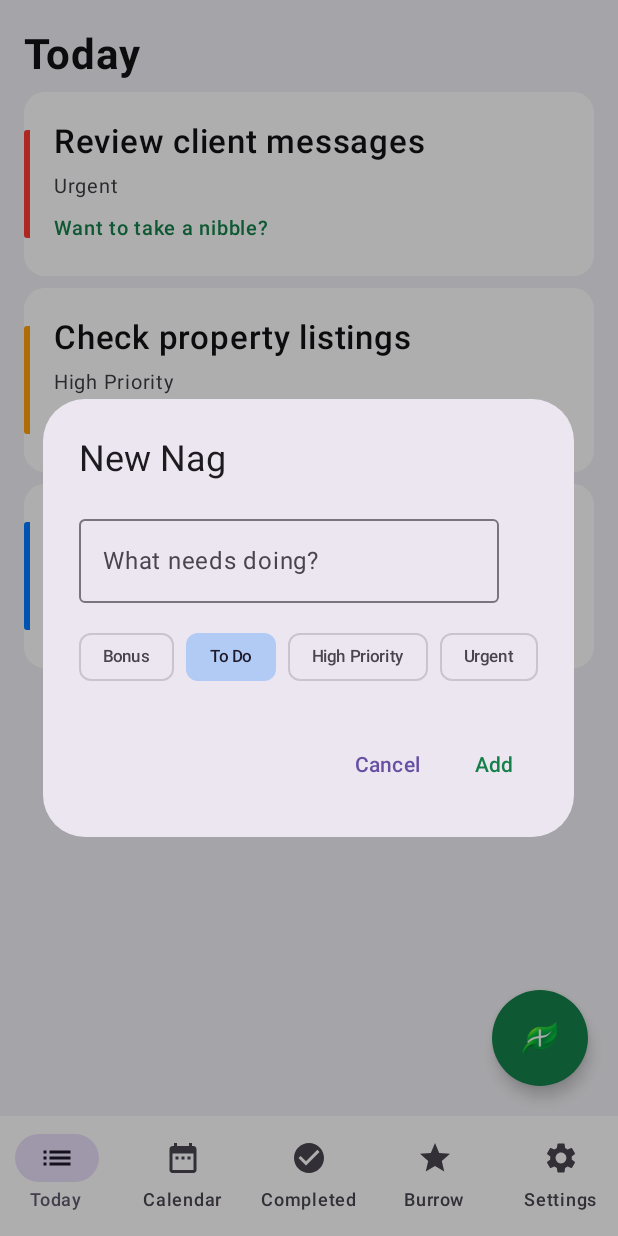
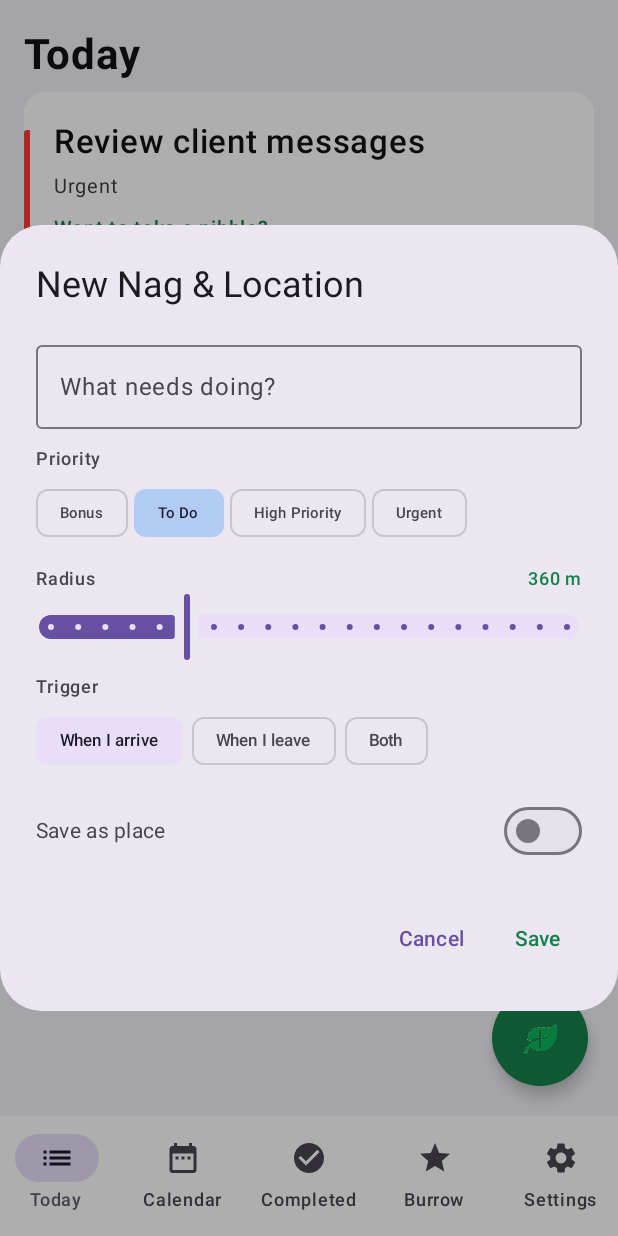
Before and after one commit to Munkyshine/badger-android, an Android app built with Jetpack Compose: the screen it shows after launch (MainActivity), after a tap on "Add", on a phone screen of 412 x 824 dp. Run offline under Robolectric (Android 15) with nearby library versions, the phone set to English and light mode, and no system bars; our stand-ins replace Room's generated code.

Commit message:
Update leaf_plus icon with transparent background and add location radius picker

```diff
--- a/app/src/main/java/com/badger/app/ui/MainActivity.kt
+++ b/app/src/main/java/com/badger/app/ui/MainActivity.kt
@@ -213,29 +213,79 @@ private fun AddNagDialog(
 ) {
     var title by remember { mutableStateOf("") }
     var priority by remember { mutableStateOf(Priority.ToDo) }
+    var radius by remember { mutableStateOf(360f) }
+    var trigger by remember { mutableStateOf("When I arrive") }
+    var saveAsPlace by remember { mutableStateOf(false) }
+    var placeName by remember { mutableStateOf("") }
+
     AlertDialog(
         onDismissRequest = onDismiss,
-        title = { Text("New Nag") },
+        title = { Text("New Nag & Location") },
         text = {
-            Column {
+            Column(modifier = Modifier.fillMaxWidth()) {
                 OutlinedTextField(
                     value = title,
                     onValueChange = { title = it },
                     label = { Text("What needs doing?") },
-                    singleLine = true
+                    singleLine = true,
+                    modifier = Modifier.fillMaxWidth()
                 )
                 Spacer(Modifier.height(12.dp))
-                Row(horizontalArrangement = Arrangement.spacedBy(8.dp)) {
+                Text("Priority", style = MaterialTheme.typography.labelMedium)
+                Spacer(Modifier.height(4.dp))
+                Row(horizontalArrangement = Arrangement.spacedBy(4.dp)) {
                     Priority.entries.forEach { p ->
                         FilterChip(
                             selected = priority == p,
                             onClick = { priority = p },
-                            label = { Text(p.label, fontSize = 11.sp) },
+                            label = { Text(p.label, fontSize = 10.sp) },
                             colors = FilterChipDefaults.filterChipColors(
                                 selectedContainerColor = p.stripe.copy(alpha = 0.25f)
                             )
                         )
                     }
+                }
+                Spacer(Modifier.height(12.dp))
+                Row(modifier = Modifier.fillMaxWidth(), horizontalArrangement = Arrangement.SpaceBetween) {
+                    Text("Radius", style = MaterialTheme.typography.labelMedium)
+                    Text("${radius.toInt()} m", style = MaterialTheme.typography.labelMedium, color = forest)
+                }
+                Slider(
+                    value = radius,
+                    onValueChange = { radius = it },
+                    valueRange = 100f..1000f,
+                    steps = 18
+                )
+                Spacer(Modifier.height(8.dp))
+                Text("Trigger", style = MaterialTheme.typography.labelMedium)
+                Spacer(Modifier.height(4.dp))
+                Row(horizontalArrangement = Arrangement.spacedBy(6.dp)) {
+                    listOf("When I arrive", "When I leave", "Both").forEach { t ->
+                        FilterChip(
+                            selected = trigger == t,
+                            onClick = { trigger = t },
+                            label = { Text(t, fontSize = 11.sp) }
+                        )
+                    }
+                }
+                Spacer(Modifier.height(12.dp))
+                Row(
+                    modifier = Modifier.fillMaxWidth(),
+                    horizontalArrangement = Arrangement.SpaceBetween,
+                    verticalAlignment = Alignment.CenterVertically
+                ) {
+                    Text("Save as place", style = MaterialTheme.typography.bodyMedium)
+                    Switch(checked = saveAsPlace, onCheckedChange = { saveAsPlace = it })
+                }
+                if (saveAsPlace) {
+                    Spacer(Modifier.height(8.dp))
+                    OutlinedTextField(
+                        value = placeName,
+                        onValueChange = { placeName = it },
+                        label = { Text("Place Name (e.g. Walmart)") },
+                        singleLine = true,
+                        modifier = Modifier.fillMaxWidth()
+                    )
                 }
             }
         },
@@ -243,7 +293,7 @@ private fun AddNagDialog(
             TextButton(
                 onClick = { if (title.isNotBlank()) onAdd(title, priority) },
                 colors = ButtonDefaults.textButtonColors(contentColor = forest)
-            ) { Text("Add") }
+            ) { Text("Save") }
         },
         dismissButton = { TextButton(onClick = onDismiss) { Text("Cancel") } }
     )
```
Also changed, not shown: app/src/main/res/drawable/leaf_plus.png, 120 other files.
